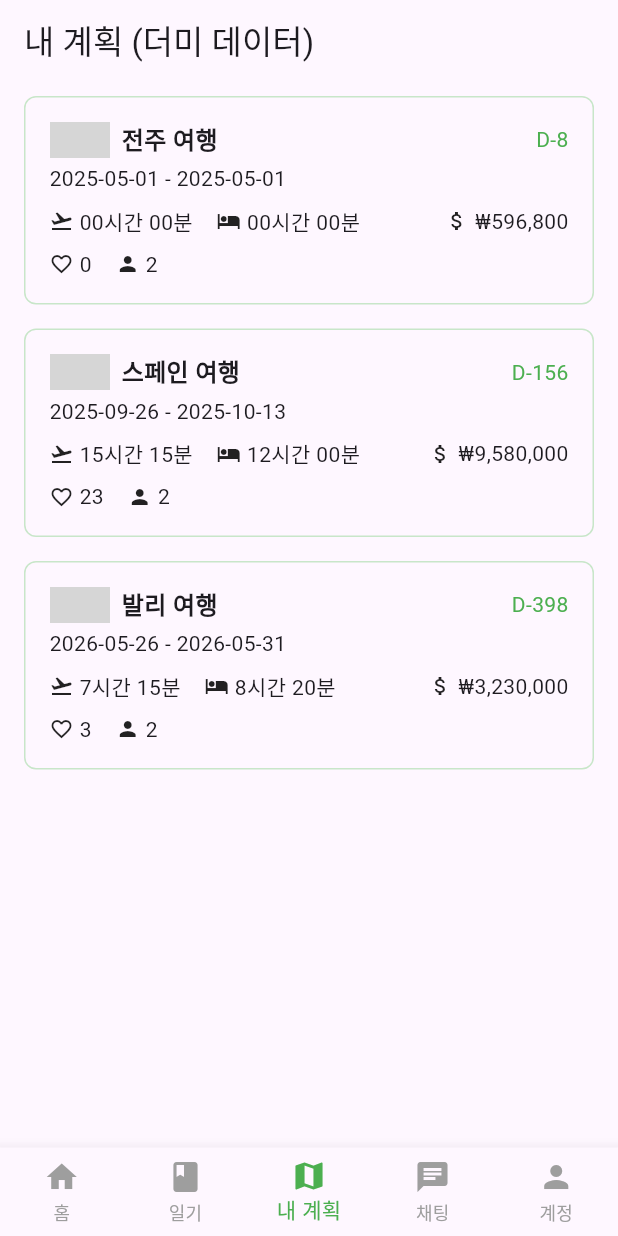
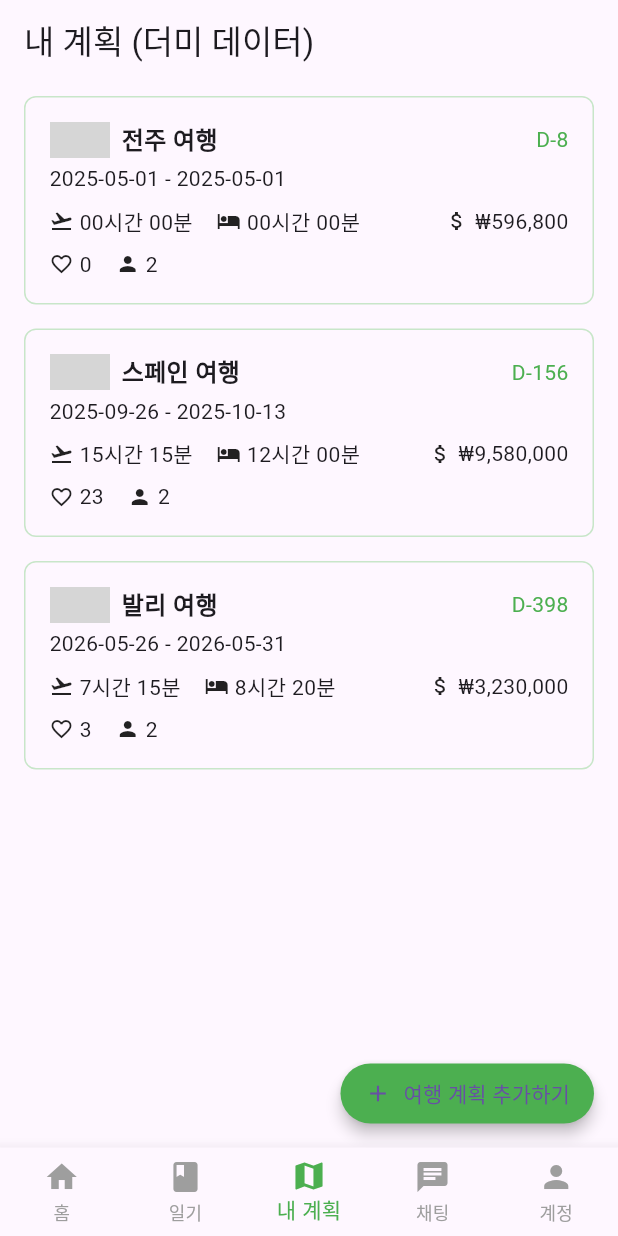
Before and after one commit to 9deok/earth-trip, a Flutter app: the screen it shows after launch, on a phone screen of 412 x 824 dp. Run offline on Flutter 3.47's test engine with Material 3 defaults, Android fonts, the light colour scheme and no system bars; grey boxes are pictures that could not be loaded.

Commit message:
feat: 내 여행 계획에 플로팅 버튼 추가

```diff
--- a/lib/features/plan/presentation/pages/plan_page.dart
+++ b/lib/features/plan/presentation/pages/plan_page.dart
@@ -31,6 +31,26 @@ class PlanPage extends StatelessWidget {
           );
         },
       ),
+      floatingActionButton: SizedBox(
+        height: 40, // 원하는 높이
+        child: ElevatedButton.icon(
+          onPressed: () {
+            // TODO: 여행 계획 추가 화면으로 이동 또는 다이얼로그 띄우기
+          },
+          icon: const Icon(Icons.add, size: 18),
+          label: const Text('여행 계획 추가하기', style: TextStyle(fontSize: 14)),
+          style: ElevatedButton.styleFrom(
+            backgroundColor: Colors.green,
+            padding: const EdgeInsets.symmetric(horizontal: 16),
+            shape: RoundedRectangleBorder(
+              borderRadius: BorderRadius.circular(24),
+            ),
+            minimumSize: const Size(0, 40), // 최소 높이
+            tapTargetSize: MaterialTapTargetSize.shrinkWrap,
+            elevation: 4,
+          ),
+        ),
+      ),
     );
   }
 }
--- a/lib/features/plan/presentation/widgets/plan_card.dart
+++ b/lib/features/plan/presentation/widgets/plan_card.dart
@@ -1,6 +1,6 @@
 import 'package:flutter/material.dart';
 import 'package:intl/intl.dart';
-import 'plan_card_styles.dart';
+import 'styles/plan_card_styles.dart';
 import 'plan_card_header.dart';
 import 'plan_card_date_range.dart';
 import 'plan_card_info_row.dart';
@@ -35,7 +35,7 @@ class PlanCard extends StatelessWidget {
 
   @override
   Widget build(BuildContext context) {
-    final dateFmt = DateFormat('yyyy-MM-dd');
+    final dateFormat = DateFormat('yyyy-MM-dd');
 
     return Container(
       margin: const EdgeInsets.symmetric(horizontal: 16, vertical: 8),
@@ -50,10 +50,7 @@ class PlanCard extends StatelessWidget {
             daysLeft: daysLeft,
           ),
           const SizedBox(height: 4),
-          PlanCardDateRange(
-            startDate: startDate,
-            endDate: endDate,
-          ),
+          PlanCardDateRange(startDate: startDate, endDate: endDate),
           const SizedBox(height: 8),
           PlanCardInfoRow(
             flightDuration: flightDuration,
--- a/lib/features/plan/presentation/widgets/plan_card_header.dart
+++ b/lib/features/plan/presentation/widgets/plan_card_header.dart
@@ -1,10 +1,15 @@
 import 'package:flutter/material.dart';
-import 'plan_card_styles.dart';
+import 'styles/plan_card_styles.dart';
 
 class PlanCardHeader extends StatelessWidget {
   final String flagAsset, title;
   final int daysLeft;
-  const PlanCardHeader({required this.flagAsset, required this.title, required this.daysLeft});
+  const PlanCardHeader({
+    super.key,
+    required this.flagAsset,
+    required this.title,
+    required this.daysLeft,
+  });
 
   @override
   Widget build(BuildContext context) => Row(
@@ -15,7 +20,11 @@ class PlanCardHeader extends StatelessWidget {
       ),
       const SizedBox(width: 8),
       Expanded(
-            child: Text(title, style: PlanCardStyles.titleStyle, overflow: TextOverflow.ellipsis),
+        child: Text(
+          title,
+          style: PlanCardStyles.titleStyle,
+          overflow: TextOverflow.ellipsis,
+        ),
       ),
       const Spacer(),
       Text('D-$daysLeft', style: PlanCardStyles.dDayStyle),
```
Also changed, not shown: lib/features/plan/presentation/widgets/styles/plan_card_styles.dart (line endings or trailing spaces). Lines whose indentation alone changed are shown as unchanged.
